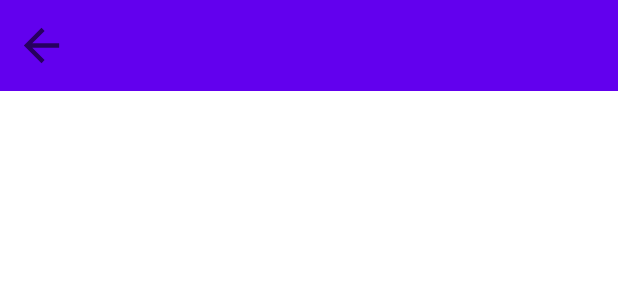
After one commit to Hrithik-3961/Chatt, an Android app: the layout activity_chat.xml on its own in the app's theme, with its tools: preview values and no code run, on a phone screen of 412 x 824 dp. The commit adds this screen. Shown: the top 300 px of the screen. Run offline under Robolectric (Android 15) with nearby library versions, the phone set to English and light mode, and no system bars.

Commit message:
Added chat activity, logout functionality and recyclerview adapter

```diff
--- a/app/src/main/AndroidManifest.xml
+++ b/app/src/main/AndroidManifest.xml
@@ -2,7 +2,7 @@
 <manifest xmlns:android="http://schemas.android.com/apk/res/android"
     package="com.hrithik.chatt">
 
-    <uses-permission android:name="android.permission.INTERNET"/>
+    <uses-permission android:name="android.permission.INTERNET" />
 
     <application
         android:allowBackup="true"
@@ -11,7 +11,8 @@
         android:roundIcon="@mipmap/ic_launcher_round"
         android:supportsRtl="true"
         android:theme="@style/AppTheme">
-        <activity android:name=".HomeActivity"/>
+        <activity android:name=".ChatActivity"></activity>
+        <activity android:name=".HomeActivity" />
         <activity android:name=".Register" />
         <activity android:name=".SignIn" />
         <activity android:name=".SplashScreen">
--- /dev/null
+++ b/app/src/main/res/drawable/back.xml
@@ -0,0 +1,10 @@
+<vector xmlns:android="http://schemas.android.com/apk/res/android"
+    android:width="24dp"
+    android:height="24dp"
+    android:viewportWidth="24"
+    android:viewportHeight="24"
+    android:tint="?attr/colorControlNormal">
+  <path
+      android:fillColor="@android:color/white"
+      android:pathData="M20,11H7.83l5.59,-5.59L12,4l-8,8 8,8 1.41,-1.41L7.83,13H20v-2z"/>
+</vector>
--- /dev/null
+++ b/app/src/main/res/drawable/dialog.xml
@@ -0,0 +1,4 @@
+<?xml version="1.0" encoding="utf-8"?>
+<shape xmlns:android="http://schemas.android.com/apk/res/android">
+
+</shape>
--- /dev/null
+++ b/app/src/main/res/layout/activity_chat.xml
@@ -0,0 +1,31 @@
+<?xml version="1.0" encoding="utf-8"?>
+<RelativeLayout xmlns:android="http://schemas.android.com/apk/res/android"
+    xmlns:tools="http://schemas.android.com/tools"
+    android:layout_width="match_parent"
+    android:layout_height="match_parent"
+    tools:context=".ChatActivity">
+
+    <LinearLayout
+        android:layout_width="match_parent"
+        android:layout_height="wrap_content"
+        android:background="@color/colorPrimary"
+        android:padding="10dp"
+        android:orientation="horizontal"
+        android:gravity="center_vertical">
+
+        <ImageView
+            android:layout_width="35dp"
+            android:layout_height="35dp"
+            android:src="@drawable/back"/>
+
+        <TextView
+            android:id="@+id/name"
+            android:layout_width="wrap_content"
+            android:layout_height="wrap_content"
+            android:textSize="30sp"
+            android:textColor="@android:color/white"
+            android:layout_marginStart="15dp"/>
+
+    </LinearLayout>
+
+</RelativeLayout>
```
Also changed, not shown: app/src/main/java/com/hrithik/chatt/Adapter.java (+31 -2 lines), app/src/main/java/com/hrithik/chatt/ChatActivity.java (added, +26 -0 lines), app/src/main/java/com/hrithik/chatt/HomeActivity.java (+68 -0 lines), app/src/main/res/drawable/logout.xml (added, +9 -0 lines), app/src/main/res/drawable/shape_dialog.xml (added, +7 -0 lines), app/src/main/res/layout/activity_home.xml (+11 -1 lines), app/src/main/res/layout/dialog_layout.xml (added, +54 -0 lines), app/src/main/res/layout/item_user.xml (+6 -1 lines), app/src/main/res/values/styles.xml (+7 -0 lines).
